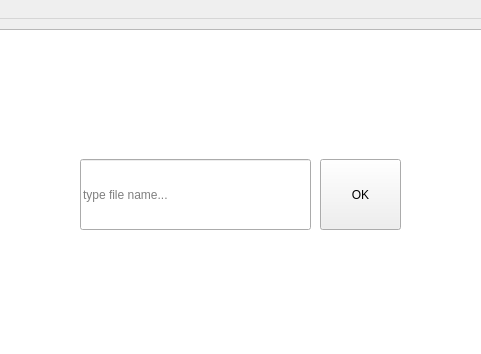
Above: form/mainwindow.ui from ilija-s/html-editor before the change; both pictures show x 130 to 611 and y 0 to 354 of the 800 by 600 pixel window. Below: the same form after it.
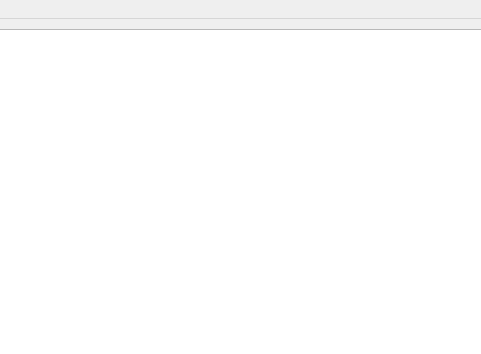
That is the form after the change. Custom widgets are drawn as their Qt base class.

The edit to the form file:
```diff
--- a/form/mainwindow.ui
+++ b/form/mainwindow.ui
@@ -27,38 +27,6 @@
      </rect>
     </property>
    </widget>
-   <widget class="QLineEdit" name="inputFileName">
-    <property name="enabled">
-     <bool>true</bool>
-    </property>
-    <property name="geometry">
-     <rect>
-      <x>210</x>
-      <y>140</y>
-      <width>231</width>
-      <height>71</height>
-     </rect>
-    </property>
-    <property name="placeholderText">
-     <string>type file name...</string>
-    </property>
-   </widget>
-   <widget class="QPushButton" name="pbFileName">
-    <property name="enabled">
-     <bool>true</bool>
-    </property>
-    <property name="geometry">
-     <rect>
-      <x>450</x>
-      <y>140</y>
-      <width>81</width>
-      <height>71</height>
-     </rect>
-    </property>
-    <property name="text">
-     <string>OK</string>
-    </property>
-   </widget>
   </widget>
   <widget class="QMenuBar" name="menubar">
    <property name="geometry">
```
Left out of the diff: 2 changed lines with no effect on the pictures.
